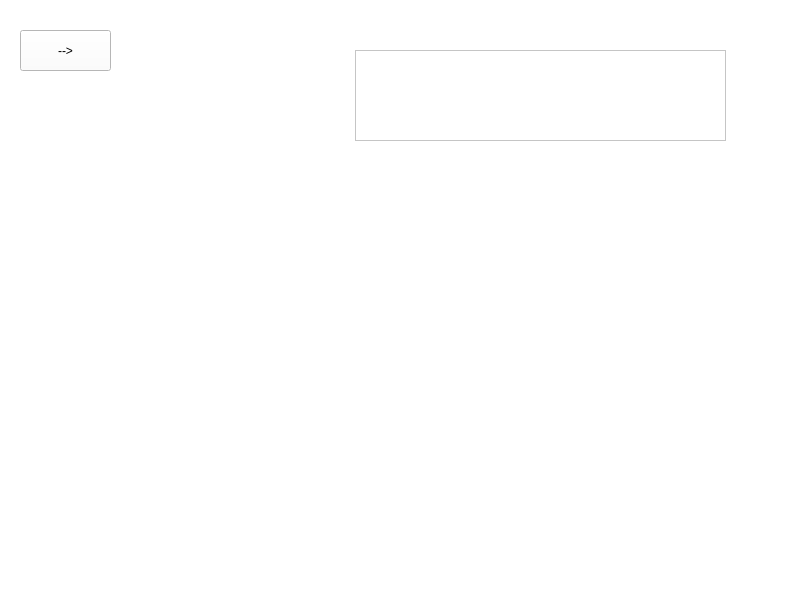
First picture: the form in graphics/batalla.ui, repository jdlmd/Combate_pokemon, before the edit.
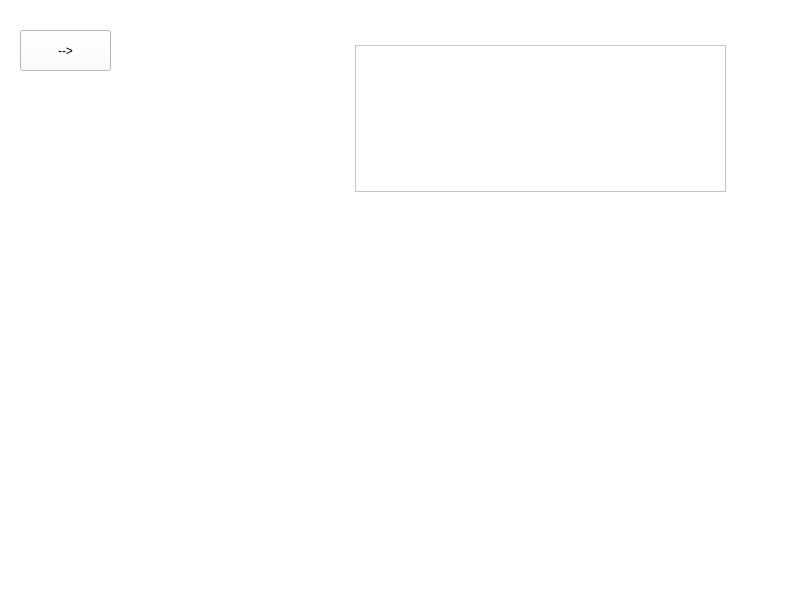
Second picture: the form after the edit. Icons and pictures are not drawn.

Commit message: Cuadro del tutorial ajustado

Diff of the .ui file:
```diff
--- a/graphics/batalla.ui
+++ b/graphics/batalla.ui
@@ -72,9 +72,9 @@
     <property name="geometry">
      <rect>
       <x>355</x>
-      <y>50</y>
+      <y>45</y>
       <width>371</width>
-      <height>91</height>
+      <height>147</height>
      </rect>
     </property>
    </widget>
@@ -82,9 +82,9 @@
     <property name="geometry">
      <rect>
       <x>330</x>
-      <y>50</y>
+      <y>38</y>
       <width>421</width>
-      <height>91</height>
+      <height>154</height>
      </rect>
     </property>
     <property name="styleSheet">
```
